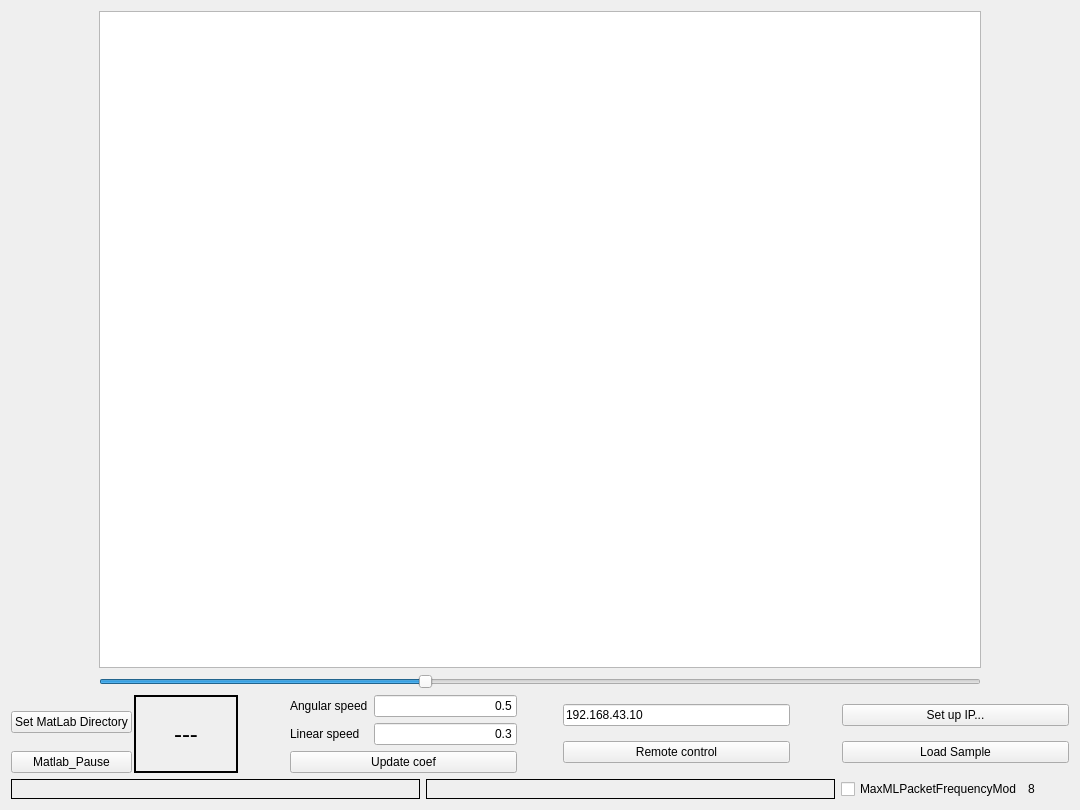
Qt form LARCmaCS/larcmacs.ui (vkpankov/LARCmaCS) before a commit.
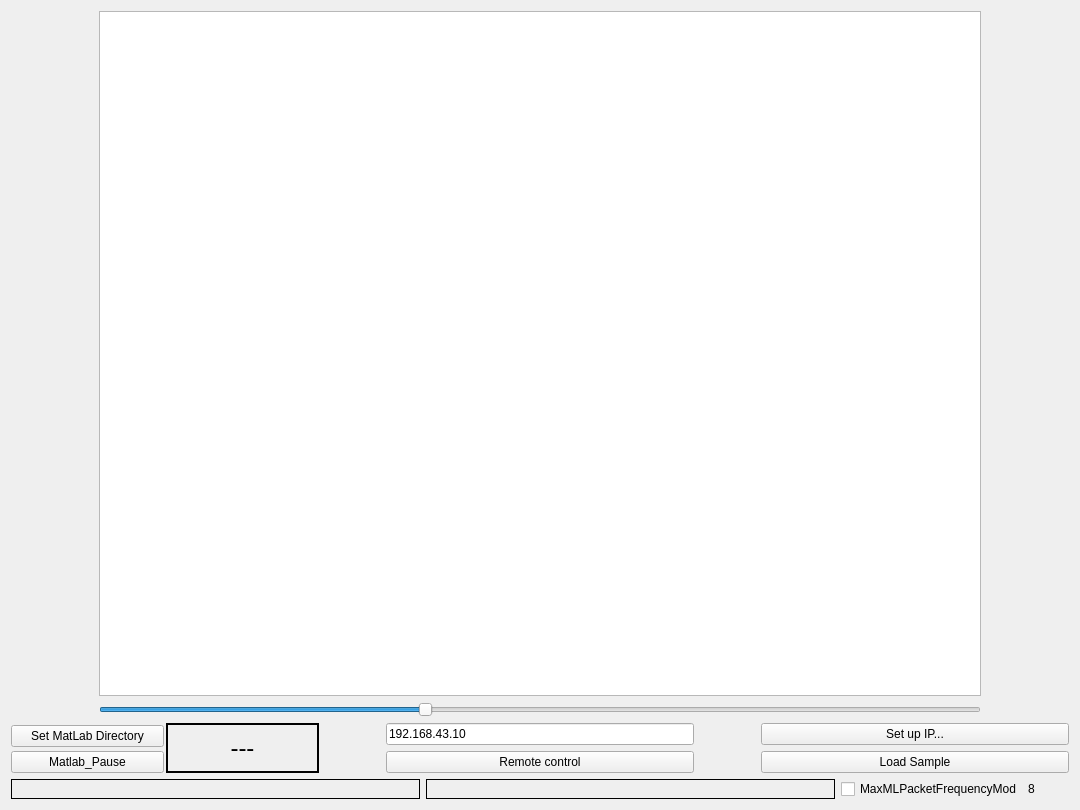
The same form after that commit.

Commit message: remove unused coefs

```diff
--- a/LARCmaCS/larcmacs.ui
+++ b/LARCmaCS/larcmacs.ui
@@ -77,7 +77,7 @@
     </layout>
    </item>
    <item>
-    <layout class="QHBoxLayout" name="horizontalLayout_13" stretch="10,2,10,0,10,2,10">
+    <layout class="QHBoxLayout" name="horizontalLayout_13" stretch="10,2,10,2,10">
      <item>
       <layout class="QGridLayout" name="gridLayout_4">
        <property name="spacing">
@@ -139,71 +139,6 @@
        </property>
       </spacer>
      </item>
-     <item>
-      <layout class="QVBoxLayout" name="verticalLayout_13">
-       <item>
-        <layout class="QFormLayout" name="formLayout_2">
-         <item row="0" column="0">
-          <widget class="QLabel" name="label_2">
-           <property name="text">
-            <string>Angular speed</string>
-           </property>
-          </widget>
-         </item>
-         <item row="0" column="1">
-          <widget class="QLineEdit" name="linearSpeed">
-           <property name="layoutDirection">
-            <enum>Qt::LeftToRight</enum>
-           </property>
-           <property name="text">
-            <string>0.5</string>
-           </property>
-           <property name="alignment">
-            <set>Qt::AlignRight|Qt::AlignTrailing|Qt::AlignVCenter</set>
-           </property>
-          </widget>
-         </item>
-         <item row="1" column="0">
-          <widget class="QLabel" name="label">
-           <property name="text">
-            <string>Linear speed</string>
-           </property>
-          </widget>
-         </item>
-         <item row="1" column="1">
-          <widget class="QLineEdit" name="angularSpeed">
-           <property name="text">
-            <string>0.3</string>
-           </property>
-           <property name="alignment">
-            <set>Qt::AlignRight|Qt::AlignTrailing|Qt::AlignVCenter</set>
-           </property>
-          </widget>
-         </item>
-        </layout>
-       </item>
-       <item>
-        <widget class="QPushButton" name="coefButton">
-         <property name="text">
-          <string>Update coef</string>
-         </property>
-        </widget>
-       </item>
-      </layout>
-     </item>
-     <item>
-      <spacer name="horizontalSpacer_4">
-       <property name="orientation">
-        <enum>Qt::Horizontal</enum>
-       </property>
-       <property name="sizeHint" stdset="0">
-        <size>
-         <width>40</width>
-         <height>20</height>
-        </size>
-       </property>
-      </spacer>
-     </item>
      <item>
       <layout class="QVBoxLayout" name="verticalLayout_14">
        <item>
```
The commit also changes 4 other files.
